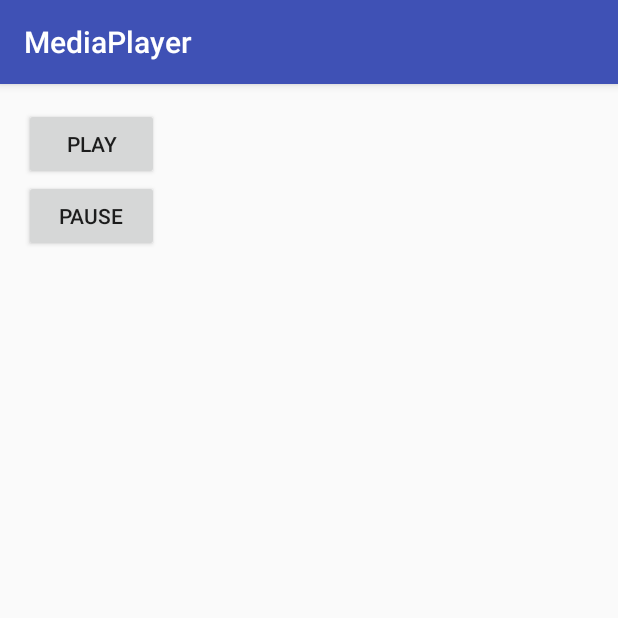
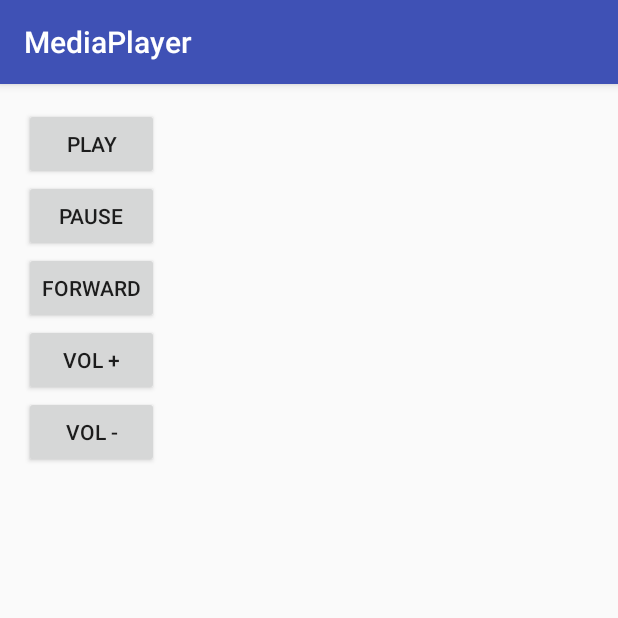
Before and after one commit to JeanHarby/MediaPlayer, an Android app: the screen it shows after launch (MainActivity), on a phone screen of 412 x 824 dp, the top half of it. Run offline under Robolectric (Android 15) with nearby library versions, the phone set to English and light mode, and no system bars.

Commit message:
finished  no vol control

```diff
--- a/app/src/main/AndroidManifest.xml
+++ b/app/src/main/AndroidManifest.xml
@@ -1,6 +1,9 @@
 <?xml version="1.0" encoding="utf-8"?>
 <manifest xmlns:android="http://schemas.android.com/apk/res/android"
     package="com.xlab_group.software.mediaplayer">
+
+    <uses-permission android:name="android.permission.INTERNET" />
+    <uses-permission android:name="android.permission.WAKE_LOCK" />
 
     <application
         android:allowBackup="true"
--- a/app/src/main/res/layout/activity_main.xml
+++ b/app/src/main/res/layout/activity_main.xml
@@ -3,18 +3,43 @@
     xmlns:tools="http://schemas.android.com/tools"
     android:layout_width="match_parent"
     android:layout_height="match_parent"
+    android:orientation="vertical"
     android:padding="16dp"
-    android:orientation="vertical"
     tools:context="com.xlab_group.software.mediaplayer.MainActivity">
 
- <Button
-     android:id="@+id/playSound"
-     android:text="Play"
-     android:layout_width="90dp"
-     android:layout_height="48dp" />
+    <Button
+        android:id="@+id/playSound"
+        android:layout_width="90dp"
+        android:layout_height="48dp"
+        android:onClick="PlaySound"
+        android:text="Play" />
+
     <Button
         android:id="@+id/pauseSound"
-        android:text="Pause"
         android:layout_width="90dp"
-        android:layout_height="48dp" />
+        android:layout_height="48dp"
+        android:onClick="PauseSound"
+        android:text="Pause" />
+
+    <Button
+        android:id="@+id/forward10sec"
+        android:layout_width="90dp"
+        android:layout_height="48dp"
+        android:onClick="forward"
+        android:text="Forward" />
+
+    <Button
+        android:id="@+id/volUp"
+        android:layout_width="90dp"
+        android:layout_height="48dp"
+        android:onClick="volUp"
+        android:text="Vol +" />
+
+    <Button
+        android:id="@+id/volDown"
+        android:layout_width="90dp"
+        android:layout_height="48dp"
+        android:onClick="volDown"
+        android:text="Vol -" />
+
 </LinearLayout>
```
Also changed, not shown: app/src/main/java/com/xlab_group/software/mediaplayer/MainActivity.java (+25 -2 lines).
